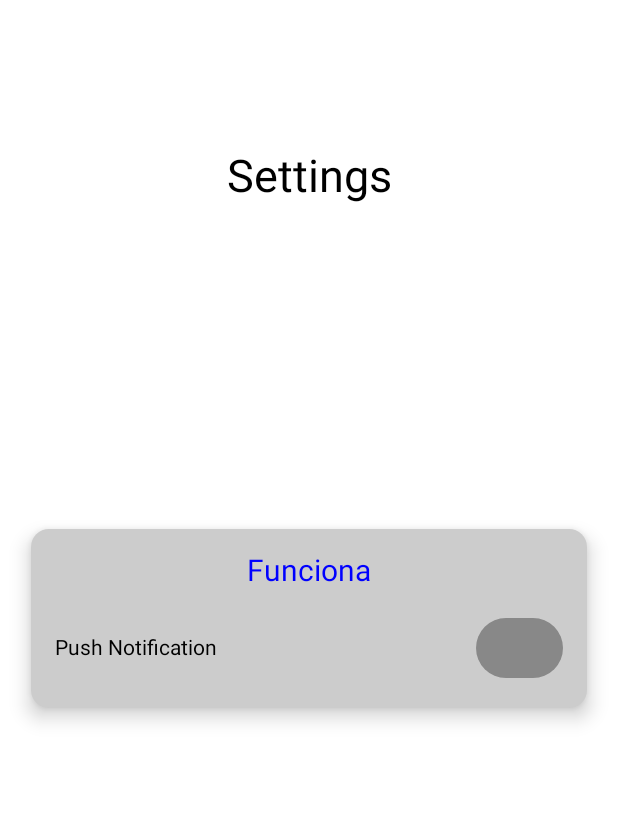
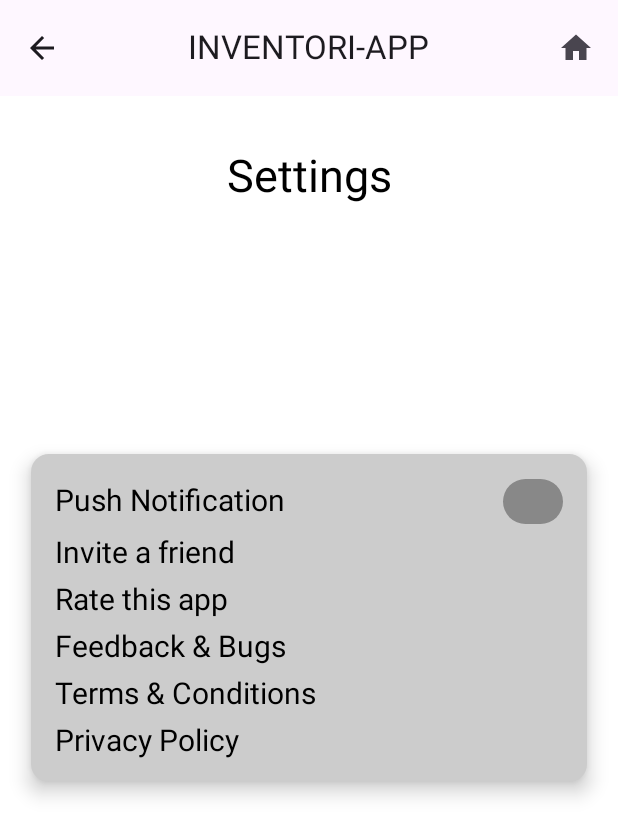
Before and after one commit to rowinzon/Proyecto_electiva1, an Android app built with Jetpack Compose: the @Preview function PantallaAccionesPreview, on a phone screen of 412 x 824 dp. Shown: the top 836 px of the screen. Run offline under Robolectric (Android 15) with nearby library versions, the phone set to English and light mode, and no system bars.

```diff
--- a/app/build.gradle.kts
+++ b/app/build.gradle.kts
@@ -57,5 +57,7 @@ dependencies {
     debugImplementation(libs.androidx.compose.ui.tooling)
     debugImplementation(libs.androidx.compose.ui.test.manifest)
 
-    implementation("androidx.navigation:navigation-compose:2.8.0")
+
+    implementation("androidx.compose.material:material-icons-extended:1.7.0")
+    implementation("androidx.navigation:navigation-compose:2.9.0")
 }
--- a/app/src/main/java/com/example/proyecto/AccionesConf.kt
+++ b/app/src/main/java/com/example/proyecto/AccionesConf.kt
@@ -9,15 +9,17 @@ import androidx.compose.ui.graphics.Color
 import androidx.compose.ui.tooling.preview.Preview
 import androidx.compose.ui.unit.dp
 import androidx.compose.ui.unit.sp
+import androidx.compose.ui.text.style.TextAlign
+
 
 @Composable
-fun AccionesConf() {
+fun AccionesConf(onBack: () -> Unit,onHome: () -> Unit) {
+    TopBarButtons(onBack = onBack, onHome = onHome)
+
     Box(
         modifier = Modifier.fillMaxSize()
     ) {
         var isSelected by remember { mutableStateOf(false) }
-
-        // Título
         Column(
             modifier = Modifier
                 .align(Alignment.TopCenter)
@@ -26,8 +28,6 @@ fun AccionesConf() {
         ) {
             Text("Settings", fontSize = 30.sp, color = Color.Black)
         }
-
-        // Card con texto y botón
         Card(
             modifier = Modifier
                 .align(Alignment.Center)
@@ -38,34 +38,51 @@ fun AccionesConf() {
         ) {
             Column(
                 modifier = Modifier.padding(16.dp),
-                horizontalAlignment = Alignment.CenterHorizontally
+                verticalArrangement = Arrangement.spacedBy(8.dp)
             ) {
-                Text(text = "Funciona", fontSize = 20.sp, color = Color.Blue)
-
-                Spacer(modifier = Modifier.height(16.dp))
                 Row(
                     modifier = Modifier.fillMaxWidth(),
                     verticalAlignment = Alignment.CenterVertically
                 ) {
-                    Text("Push Notification", color = Color.Black)
-                    Spacer(modifier = Modifier.weight(1f))
-                    Row(verticalAlignment = Alignment.CenterVertically) {
-                        Button(
-                            onClick = { isSelected = !isSelected },
-                            colors = ButtonDefaults.buttonColors(
-                                containerColor = if (isSelected) Color.Blue else Color.Gray
-                            )
-                        ) {
-                        }
-                    }
+                    Text(
+                        text = "Push Notification",
+                        fontSize = 20.sp,
+                        color = Color.Black,
+                        modifier = Modifier.weight(1f)
+                    )
+                    Button(
+                        onClick = { isSelected = !isSelected },
+                        colors = ButtonDefaults.buttonColors(
+                            containerColor = if (isSelected) Color.Blue else Color.Gray
+                        ),
+                        modifier = Modifier
+                            .width(40.dp)
+                            .height(30.dp)
+                    ) {}
+                }
+                val opciones = listOf(
+                    "Invite a friend",
+                    "Rate this app",
+                    "Feedback & Bugs",
+                    "Terms & Conditions",
+                    "Privacy Policy"
+                )
+                opciones.forEach { opcion ->
+                    Text(
+                        text = opcion,
+                        fontSize = 20.sp,
+                        color = Color.Black,
+                        modifier = Modifier.fillMaxWidth(),
+                        textAlign = TextAlign.Start
+                    )
                 }
             }
         }
+
     }
 }
-
 @Preview(showBackground = true, showSystemUi = true)
 @Composable
 fun PantallaAccionesPreview() {
-    AccionesConf()
+    AccionesConf(onBack = {}, onHome = {})
 }
--- /dev/null
+++ b/app/src/main/java/com/example/proyecto/Componentes.kt
@@ -0,0 +1,92 @@
+@file:OptIn(ExperimentalMaterial3Api::class)
+package com.example.proyecto
+
+//import androidx.compose.foundation.layout.Box
+//import androidx.compose.foundation.layout.Row
+//import androidx.compose.foundation.layout.fillMaxSize
+//import androidx.compose.foundation.layout.fillMaxWidth
+//import androidx.compose.material3.Text
+//import androidx.compose.material3.TextButton
+//import androidx.compose.runtime.Composable
+//import androidx.compose.ui.Alignment
+//import androidx.compose.ui.Modifier
+//import androidx.compose.ui.graphics.Color
+//import androidx.compose.ui.tooling.preview.Preview
+//import androidx.compose.ui.unit.sp
+//import androidx.compose.foundation.layout.padding
+//import androidx.compose.ui.unit.dp
+//import androidx.compose.foundation.layout.Arrangement
+//
+//@Composable
+//fun TopBarButtons(
+//    onBack: () -> Unit,
+//    onHome: () -> Unit
+//) {
+//    Row(
+//        modifier = Modifier
+//            .fillMaxWidth()
+//            .padding(16.dp),
+//        horizontalArrangement = Arrangement.SpaceBetween,
+//        verticalAlignment = Alignment.CenterVertically
+//    ) {
+//        TextButton(onClick = { onBack() }) {
+//            Text(
+//                text = "volver",
+//                color = Color.Black,
+//                fontSize = 18.sp
+//            )
+//        }
+//
+//        TextButton(onClick = { onHome() }) {
+//            Text(
+//                text = "home",
+//                color = Color.Black,
+//                fontSize = 18.sp
+//            )
+//        }
+//    }
+//}
+//
+//@Preview(showBackground = true, showSystemUi = true)
+//@Composable
+//fun PantallaComponentesPreview() {
+//    TopBarButtons(onBack = {}, onHome = {})
+//}
+import androidx.compose.material3.*
+import androidx.compose.material.icons.Icons
+import androidx.compose.material.icons.filled.ArrowBack
+import androidx.compose.material.icons.filled.Home
+import androidx.compose.runtime.Composable
+import androidx.compose.ui.tooling.preview.Preview
+
+
+@Composable
+fun TopBarButtons(
+    onBack: () -> Unit,
+    onHome: () -> Unit
+) {
+    CenterAlignedTopAppBar(
+        title = { Text("INVENTORI-APP") },
+        navigationIcon = {
+            IconButton(onClick = onBack) {
+                Icon(
+                    imageVector = Icons.Filled.ArrowBack,
+                    contentDescription = "Volver"
+                )
+            }
+        },
+        actions = {
+            IconButton(onClick = onHome) {
+                Icon(
+                    imageVector = Icons.Filled.Home,
+                    contentDescription = "Home"
+                )
+            }
+        }
+    )
+}
+@Preview(showBackground = true, showSystemUi = true)
+@Composable
+fun PantallaComponentesPreview() {
+    TopBarButtons(onBack = {}, onHome = {})
+}
```
Also changed, not shown: app/src/main/java/com/example/proyecto/Inventory.kt (added, +32 -0 lines), app/src/main/java/com/example/proyecto/MainActivity.kt (+47 -85 lines), app/src/main/java/com/example/proyecto/Primerpantalla.kt (added, +127 -0 lines).
